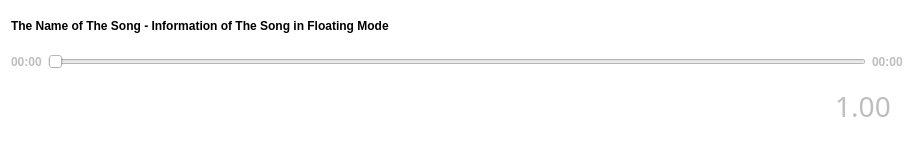
First picture: the form in ui/components/player.ui, repository amirmohsen1384/mockingbird, before the edit.
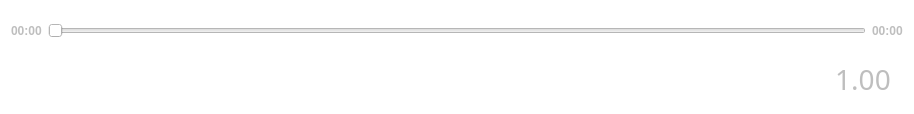
Second picture: the form after the edit. Icons and pictures are not drawn.

Commit message: Removed the title label

```diff
--- a/ui/components/player.ui
+++ b/ui/components/player.ui
@@ -7,7 +7,7 @@
     <x>0</x>
     <y>0</y>
     <width>914</width>
-    <height>141</height>
+    <height>114</height>
    </rect>
   </property>
   <property name="palette">
@@ -92,66 +92,7 @@
   <layout class="QVBoxLayout" name="verticalLayout">
    <item>
     <layout class="QGridLayout" name="controlPogressLayout">
-     <item row="0" column="0">
-      <widget class="QLabel" name="titleLabel">
-       <property name="enabled">
-        <bool>true</bool>
-       </property>
-       <property name="font">
-        <font>
-         <bold>true</bold>
-        </font>
-       </property>
-       <property name="text">
-        <string>The Name of The Song - Information of The Song in Floating Mode</string>
-       </property>
-      </widget>
-     </item>
      <item row="1" column="0">
-      <layout class="QHBoxLayout" name="progressLayout">
-       <item>
-        <widget class="QLabel" name="elapsedTimeLabel">
-         <property name="enabled">
-          <bool>false</bool>
-         </property>
-         <property name="font">
-          <font>
-           <bold>true</bold>
-          </font>
-         </property>
-         <property name="text">
-          <string>00:00</string>
-         </property>
-        </widget>
-       </item>
-       <item>
-        <widget class="QSlider" name="progressSlider">
-         <property name="enabled">
-          <bool>false</bool>
-         </property>
-         <property name="orientation">
-          <enum>Qt::Orientation::Horizontal</enum>
-         </property>
-        </widget>
-       </item>
-       <item>
-        <widget class="QLabel" name="totalTimeLabel">
-         <property name="enabled">
-          <bool>false</bool>
-         </property>
-         <property name="font">
-          <font>
-           <bold>true</bold>
-          </font>
-         </property>
-         <property name="text">
-          <string>00:00</string>
-         </property>
-        </widget>
-       </item>
-      </layout>
-     </item>
-     <item row="2" column="0">
       <layout class="QHBoxLayout" name="controlLayout">
        <item>
         <widget class="QPushButton" name="repeatButton">
@@ -375,6 +316,50 @@
        </item>
       </layout>
      </item>
+     <item row="0" column="0">
+      <layout class="QHBoxLayout" name="progressLayout">
+       <item>
+        <widget class="QLabel" name="elapsedTimeLabel">
+         <property name="enabled">
+          <bool>false</bool>
+         </property>
+         <property name="font">
+          <font>
+           <bold>true</bold>
+          </font>
+         </property>
+         <property name="text">
+          <string>00:00</string>
+         </property>
+        </widget>
+       </item>
+       <item>
+        <widget class="QSlider" name="progressSlider">
+         <property name="enabled">
+          <bool>false</bool>
+         </property>
+         <property name="orientation">
+          <enum>Qt::Orientation::Horizontal</enum>
+         </property>
+        </widget>
+       </item>
+       <item>
+        <widget class="QLabel" name="totalTimeLabel">
+         <property name="enabled">
+          <bool>false</bool>
+         </property>
+         <property name="font">
+          <font>
+           <bold>true</bold>
+          </font>
+         </property>
+         <property name="text">
+          <string>00:00</string>
+         </property>
+        </widget>
+       </item>
+      </layout>
+     </item>
     </layout>
    </item>
   </layout>
```
The commit also changes 1 other file.
